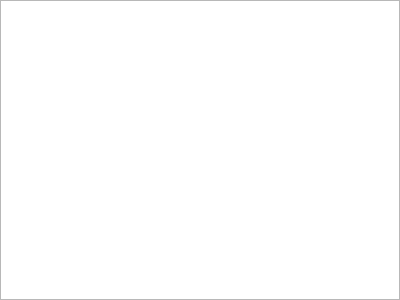
tobiasschulz/call-qt, file ui/terminal.ui: the form before one commit.
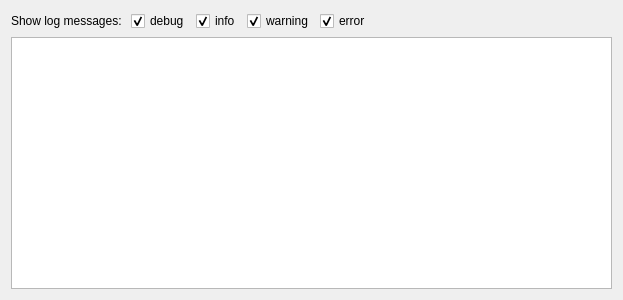
The form after the commit.

```diff
--- a/ui/terminal.ui
+++ b/ui/terminal.ui
@@ -6,7 +6,7 @@
    <rect>
     <x>0</x>
     <y>0</y>
-    <width>400</width>
+    <width>623</width>
     <height>300</height>
    </rect>
   </property>
@@ -14,19 +14,67 @@
    <string>Form</string>
   </property>
   <layout class="QGridLayout" name="gridLayout">
-   <property name="leftMargin">
-    <number>0</number>
-   </property>
-   <property name="topMargin">
-    <number>0</number>
-   </property>
-   <property name="rightMargin">
-    <number>0</number>
-   </property>
-   <property name="bottomMargin">
-    <number>0</number>
-   </property>
+   <item row="0" column="3">
+    <widget class="QCheckBox" name="logWarning">
+     <property name="text">
+      <string>warning</string>
+     </property>
+     <property name="checked">
+      <bool>true</bool>
+     </property>
+    </widget>
+   </item>
    <item row="0" column="0">
+    <widget class="QLabel" name="label">
+     <property name="text">
+      <string>Show log messages: </string>
+     </property>
+    </widget>
+   </item>
+   <item row="0" column="1">
+    <widget class="QCheckBox" name="logDebug">
+     <property name="text">
+      <string>debug</string>
+     </property>
+     <property name="checked">
+      <bool>true</bool>
+     </property>
+    </widget>
+   </item>
+   <item row="0" column="4">
+    <widget class="QCheckBox" name="logError">
+     <property name="text">
+      <string>error</string>
+     </property>
+     <property name="checked">
+      <bool>true</bool>
+     </property>
+    </widget>
+   </item>
+   <item row="0" column="5">
+    <spacer name="horizontalSpacer">
+     <property name="orientation">
+      <enum>Qt::Horizontal</enum>
+     </property>
+     <property name="sizeHint" stdset="0">
+      <size>
+       <width>205</width>
+       <height>20</height>
+      </size>
+     </property>
+    </spacer>
+   </item>
+   <item row="0" column="2">
+    <widget class="QCheckBox" name="logInfo">
+     <property name="text">
+      <string>info</string>
+     </property>
+     <property name="checked">
+      <bool>true</bool>
+     </property>
+    </widget>
+   </item>
+   <item row="1" column="0" colspan="6">
     <widget class="QScrollArea" name="scrollArea">
      <property name="frameShape">
       <enum>QFrame::NoFrame</enum>
@@ -45,8 +93,8 @@
        <rect>
         <x>0</x>
         <y>0</y>
-        <width>400</width>
-        <height>300</height>
+        <width>605</width>
+        <height>253</height>
        </rect>
       </property>
       <layout class="QGridLayout" name="gridLayout_2">
```
Left out of the diff: 8 changed lines with no effect on the pictures.
